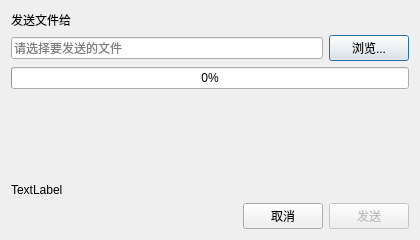
Qt form IM_QQ_Client/sendfiledialog/sendfiledialog.ui (mojoin/LinkChat) before a commit.
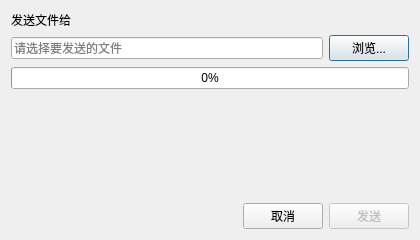
The same form after that commit.

Diff of the .ui file:
```diff
--- a/IM_QQ_Client/sendfiledialog/sendfiledialog.ui
+++ b/IM_QQ_Client/sendfiledialog/sendfiledialog.ui
@@ -72,7 +72,7 @@
    <item>
     <widget class="QLabel" name="temp">
      <property name="text">
-      <string>TextLabel</string>
+      <string/>
      </property>
     </widget>
    </item>
```
